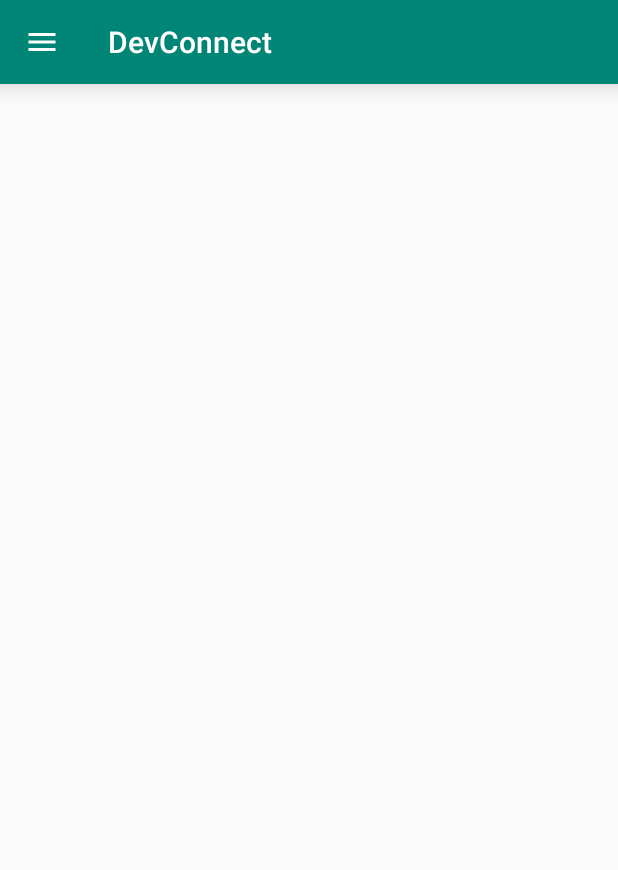
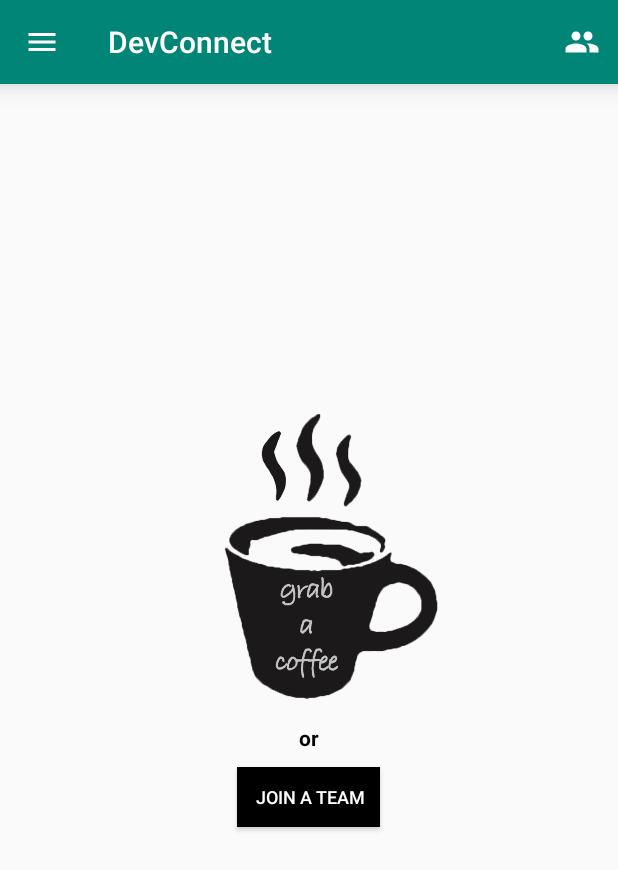
Before and after one commit to rachitbhutani1998/DevConnect, an Android app: the screen it shows after launch (MainActivity), on a phone screen of 412 x 824 dp. Shown: the top 870 px of the screen. Run offline under Robolectric (Android 15) with nearby library versions, the phone set to English and light mode, and no system bars; our stand-ins replace CircleImageView; pictures from the network do not load.

Commit message:
added empty view

```diff
--- a/app/src/main/java/com/cafedroid/android/devconnect/MainActivity.kt
+++ b/app/src/main/java/com/cafedroid/android/devconnect/MainActivity.kt
@@ -13,7 +13,7 @@ import android.support.v7.widget.Toolbar
 import android.util.Log
 import android.view.Menu
 import android.view.MenuItem
-import android.content.Intent
+import android.view.View
 import android.widget.ListView
 
 
@@ -34,7 +34,11 @@ class MainActivity : AppCompatActivity() {
 //            finish()
 //        }
 
-        val onlineUserListView: ListView =findViewById(R.id.online_user_list)
+
+        supportFragmentManager.beginTransaction().add(R.id.container,ChatFragment()).commit()
+
+
+        val onlineUserListView: ListView = this.findViewById(R.id.online_user_list)
         val onlineUserList:ArrayList<Users> = ArrayList()
         onlineUserList.add(Users("rachitbhutani1998","Rachit Bhutani","https://avatars0.githubusercontent.com/u/20964064?s=400&v=4"))
         onlineUserList.add(Users("thakursachin467","Sachin Thakur","https://pbs.twimg.com/profile_images/935543967503888384/rVfTR9NS.jpg"))
@@ -89,7 +93,11 @@ class MainActivity : AppCompatActivity() {
     override fun onOptionsItemSelected(item: MenuItem): Boolean {
         return when (item.itemId) {
             android.R.id.home -> {
-                mDrawerLayout.openDrawer(GravityCompat.START)
+                openDrawer()
+                true
+            }
+            R.id.open_online_users->{
+                openOnlineDrawer()
                 true
             }
             else -> super.onOptionsItemSelected(item)
@@ -108,4 +116,18 @@ class MainActivity : AppCompatActivity() {
             mDrawerLayout.setDrawerLockMode(DrawerLayout.LOCK_MODE_UNLOCKED)
         }
     }
+
+    fun openDrawer(v: View?=null) {
+        mDrawerLayout.openDrawer(GravityCompat.START)
+    }
+
+    fun openOnlineDrawer(v:View?=null){
+        mDrawerLayout.openDrawer(GravityCompat.END)
+    }
+
+    override fun onCreateOptionsMenu(menu: Menu?): Boolean {
+        menuInflater.inflate(R.menu.home_menu,menu)
+        return true
+    }
+
 }
--- a/app/src/main/res/layout/activity_main.xml
+++ b/app/src/main/res/layout/activity_main.xml
@@ -21,11 +21,11 @@
                 app:titleTextColor="#fff"/>
 
     </FrameLayout>
-
     <FrameLayout
             android:layout_width="match_parent"
             android:layout_height="match_parent"
             android:id="@+id/container"/>
+
 
     <android.support.design.widget.NavigationView
             android:id="@+id/nav_view"
@@ -39,9 +39,10 @@
             android:layout_width="wrap_content"
             android:layout_height="match_parent"
             android:layout_gravity="end"
-            android:fitsSystemWindows="false">
+            android:fitsSystemWindows="true">
         <ListView
                 android:id="@+id/online_user_list"
+                android:layout_marginTop="30dp"
                 android:layout_width="match_parent"
                 android:layout_height="wrap_content"/>
     </android.support.design.widget.NavigationView>
--- a/app/src/main/res/layout/fragment_chat.xml
+++ b/app/src/main/res/layout/fragment_chat.xml
@@ -1,14 +1,42 @@
 <?xml version="1.0" encoding="utf-8"?>
-<FrameLayout xmlns:android="http://schemas.android.com/apk/res/android"
-             xmlns:tools="http://schemas.android.com/tools"
-             android:layout_width="match_parent"
-             android:layout_height="match_parent"
-             tools:context=".ChatFragment">
+<RelativeLayout xmlns:android="http://schemas.android.com/apk/res/android"
+                xmlns:tools="http://schemas.android.com/tools"
+                android:layout_width="match_parent"
+                android:layout_height="match_parent"
+                tools:context=".ChatFragment">
 
-    <!-- TODO: Update blank fragment layout -->
-    <TextView
+    <LinearLayout
+            android:id="@+id/empty_view"
             android:layout_width="match_parent"
             android:layout_height="match_parent"
-            android:text="@string/hello_blank_fragment"/>
+            android:orientation="vertical"
+            android:gravity="center">
 
-</FrameLayout>
+        <ImageView
+                android:layout_width="200dp"
+                android:layout_height="200dp"
+                android:layout_marginStart="15dp"
+                android:id="@+id/coffee_mug"
+                android:src="@drawable/grab_a_coffee"/>
+        <TextView
+                android:layout_width="match_parent"
+                android:layout_height="wrap_content"
+                android:text="or"
+                android:layout_margin="10dp"
+                android:textStyle="bold"
+                android:textColor="@android:color/black"
+                android:textAlignment="center"/>
+        <Button
+                android:id="@+id/join_a_team"
+                android:onClick="openDrawer"
+                android:padding="10dp"
+                android:layout_width="wrap_content"
+                android:layout_height="40dp"
+                android:textSize="12sp"
+                android:textColor="@android:color/white"
+                android:background="@android:color/black"
+                android:elevation="10dp"
+                android:text=" Join a Team"/>
+    </LinearLayout>
+
+</RelativeLayout>
--- a/app/src/main/res/layout/online_user_item.xml
+++ b/app/src/main/res/layout/online_user_item.xml
@@ -1,13 +1,15 @@
 <?xml version="1.0" encoding="utf-8"?>
 <RelativeLayout xmlns:android="http://schemas.android.com/apk/res/android"
-                android:layout_width="match_parent"
-                android:layout_margin="5dp"
+                android:layout_width="match_parent" xmlns:app="http://schemas.android.com/apk/res-auto"
+                android:layout_margin="10dp"
                 android:layout_height="wrap_content"
                 android:padding="5dp">
     <de.hdodenhof.circleimageview.CircleImageView
             android:layout_width="40dp"
             android:layout_height="40dp"
             android:src="@drawable/github_600969"
+            app:civ_border_width="2dp"
+            app:civ_border_color="@android:color/black"
             android:id="@+id/online_user_iv"
             android:contentDescription="TODO"/>
     <TextView
--- a/app/src/main/res/menu/home_menu.xml
+++ b/app/src/main/res/menu/home_menu.xml
@@ -1,4 +1,4 @@
 <?xml version="1.0" encoding="utf-8"?>
-<menu xmlns:android="http://schemas.android.com/apk/res/android">
-
+<menu xmlns:android="http://schemas.android.com/apk/res/android" xmlns:app="http://schemas.android.com/apk/res-auto">
+    <item android:title="@string/show_online_users" android:id="@+id/open_online_users" android:icon="@drawable/ic_people_black_24dp" app:showAsAction="always"/>
 </menu>
--- a/app/src/main/res/values/strings.xml
+++ b/app/src/main/res/values/strings.xml
@@ -7,4 +7,5 @@
     <string name="label_add_user">Enter the users to add to team:</string>
     <string name="send_invites">Send Invites</string>
     <string name="sign_in_button">Sign In Button</string>
+    <string name="show_online_users">Show Online Users</string>
 </resources>
```
Also changed, not shown: app/src/main/res/drawable/grab_a_coffee.png.
